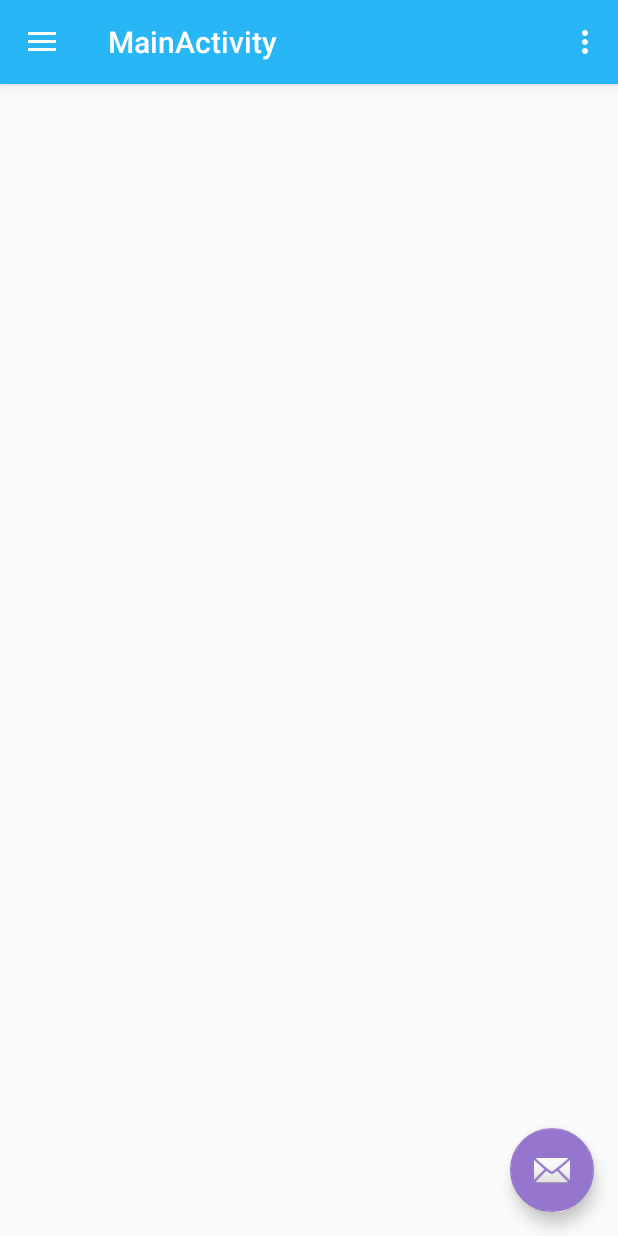
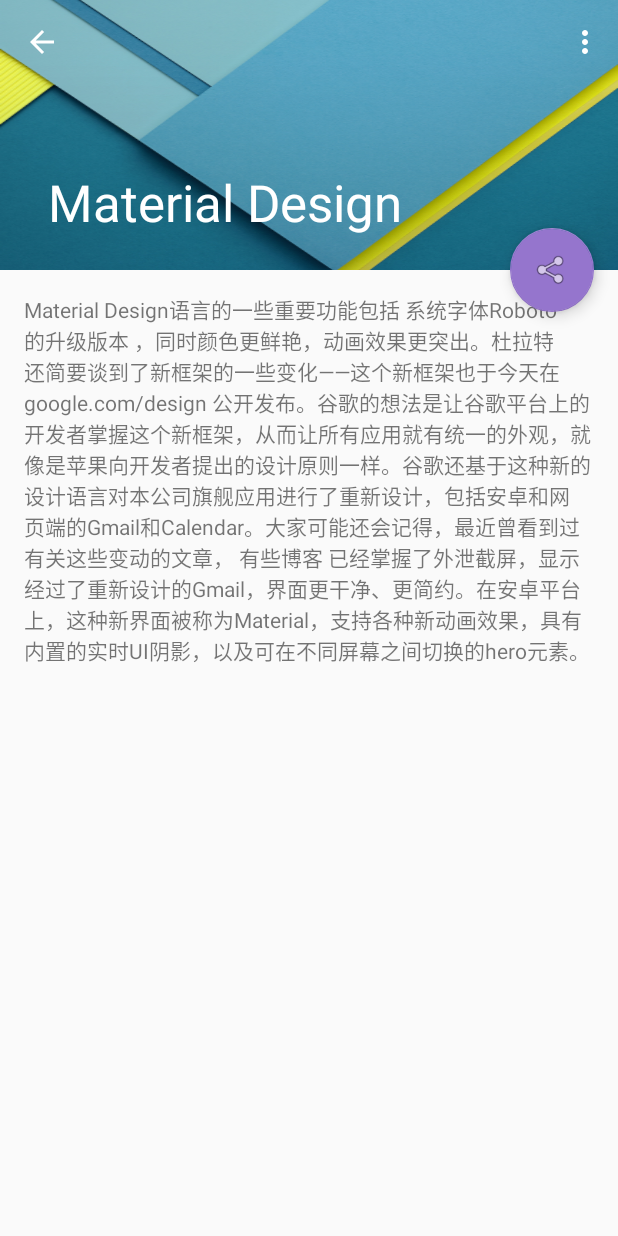
Before and after one commit to govindtank/SwDesign, an Android app: the MainActivity screen opened directly, with no data from a screen before it, in the side drawer, after a tap on "Scrolling", on a phone screen of 412 x 824 dp. Run offline under Robolectric (Android 15) with nearby library versions, the phone set to English and light mode, and no system bars; our stand-ins replace RxJava.

```diff
--- a/app/src/main/java/com/swensun/swdesign/ui/MainActivity.kt
+++ b/app/src/main/java/com/swensun/swdesign/ui/MainActivity.kt
@@ -11,6 +11,9 @@ import android.support.v7.app.AppCompatActivity
 import android.view.Menu
 import android.view.MenuItem
 import com.swensun.swdesign.R
+import com.swensun.swdesign.ui.bottom.BottomNavigationActivity
+import com.swensun.swdesign.ui.recycler.RecyclerViewActivity
+import com.swensun.swdesign.ui.scroll.ScrollingIntroActivity
 import kotlinx.android.synthetic.main.activity_main.*
 import kotlinx.android.synthetic.main.app_bar_main.*
 import kotlinx.android.synthetic.main.nav_header_main.view.*
@@ -69,7 +72,12 @@ class MainActivity : AppCompatActivity(), NavigationView.OnNavigationItemSelecte
             R.id.nav_recycler_view -> {
                 startActivity(Intent(this, RecyclerViewActivity::class.java))
             }
-            R.id.nav_scroll -> {}
+            R.id.nav_scroll -> {
+                startActivity(Intent(this, ScrollingIntroActivity::class.java))
+            }
+            R.id.nav_bottom_navigation -> {
+                startActivity(Intent(this, BottomNavigationActivity::class.java))
+            }
         }
         drawer_layout.closeDrawer(GravityCompat.START)
         return true
--- a/app/src/main/java/com/swensun/swdesign/ui/RecyclerViewActivity.kt
+++ b/app/src/main/java/com/swensun/swdesign/ui/recycler/RecyclerViewActivity.kt
@@ -1,4 +1,4 @@
-package com.swensun.swdesign.ui
+package com.swensun.swdesign.ui.recycler
 
 import android.os.Bundle
 import android.support.design.widget.Snackbar
--- a/app/src/main/java/com/swensun/swdesign/ui/RecyclerViewAdapter.kt
+++ b/app/src/main/java/com/swensun/swdesign/ui/recycler/RecyclerViewAdapter.kt
@@ -1,4 +1,4 @@
-package com.swensun.swdesign.ui
+package com.swensun.swdesign.ui.recycler
 
 import android.app.Activity
 import android.app.ActivityOptions
@@ -12,6 +12,7 @@ import android.widget.ImageView
 import android.widget.TextView
 import com.bumptech.glide.Glide
 import com.swensun.swdesign.R
+import com.swensun.swdesign.ui.recycler.ScrollingActivity
 
 /**
  * Created by swensun on 2017/8/12.
--- a/app/src/main/java/com/swensun/swdesign/ui/ScrollingActivity.kt
+++ b/app/src/main/java/com/swensun/swdesign/ui/recycler/ScrollingActivity.kt
@@ -1,4 +1,4 @@
-package com.swensun.swdesign.ui
+package com.swensun.swdesign.ui.recycler
 
 import android.os.Bundle
 import android.support.v7.app.AppCompatActivity
--- /dev/null
+++ b/app/src/main/java/com/swensun/swdesign/ui/scroll/ScrollingIntroActivity.kt
@@ -0,0 +1,46 @@
+package com.swensun.swdesign.ui.scroll
+
+import android.content.Intent
+import android.os.Bundle
+import android.support.v7.app.AppCompatActivity
+import android.view.Menu
+import android.view.WindowManager
+import com.bumptech.glide.Glide
+import com.swensun.swdesign.R
+import kotlinx.android.synthetic.main.activity_scrolling_intro.*
+
+class ScrollingIntroActivity : AppCompatActivity() {
+
+    override fun onCreate(savedInstanceState: Bundle?) {
+        super.onCreate(savedInstanceState)
+        window.addFlags(WindowManager.LayoutParams.FLAG_TRANSLUCENT_STATUS)
+        setContentView(R.layout.activity_scrolling_intro)
+        setSupportActionBar(toolbar)
+        supportActionBar?.let {
+            it.setDisplayHomeAsUpEnabled(true)
+        }
+
+
+
+        fab.setOnClickListener {
+            //share
+            val share_intent = Intent()
+            share_intent.type = "text/plain"
+            share_intent.action = Intent.ACTION_SEND
+            share_intent.putExtra(Intent.EXTRA_SUBJECT, "material demo title")//添加分享内容标题
+            share_intent.putExtra(Intent.EXTRA_TEXT, "material demo content")//添加分享内容
+            startActivity(Intent.createChooser(share_intent, "分享至"))
+        }
+
+        setView()
+    }
+
+    private fun setView() {
+        Glide.with(this).load(R.drawable.icon_scroll_intro).into(scroll_intro_image_view)
+    }
+
+    override fun onCreateOptionsMenu(menu: Menu?): Boolean {
+        menuInflater.inflate(R.menu.menu_scrolling_intro, menu)
+        return true
+    }
+}
--- /dev/null
+++ b/app/src/main/res/layout/activity_scrolling_intro.xml
@@ -0,0 +1,56 @@
+<?xml version="1.0" encoding="utf-8"?>
+<android.support.design.widget.CoordinatorLayout
+    xmlns:android="http://schemas.android.com/apk/res/android"
+    xmlns:app="http://schemas.android.com/apk/res-auto"
+    xmlns:tools="http://schemas.android.com/tools"
+    android:layout_width="match_parent"
+    android:layout_height="match_parent"
+    android:fitsSystemWindows="true"
+    tools:context="com.swensun.swdesign.ui.scroll.ScrollingIntroActivity">
+
+    <android.support.design.widget.AppBarLayout
+        android:id="@+id/app_bar"
+        android:layout_width="match_parent"
+        android:layout_height="@dimen/app_bar_height"
+        android:fitsSystemWindows="true"
+        android:theme="@style/AppTheme.AppBarOverlay">
+
+        <android.support.design.widget.CollapsingToolbarLayout
+            android:id="@+id/toolbar_layout"
+            android:layout_width="match_parent"
+            android:layout_height="match_parent"
+            android:fitsSystemWindows="true"
+            app:contentScrim="?attr/colorPrimary"
+            app:layout_scrollFlags="scroll|exitUntilCollapsed">
+
+            <ImageView
+                android:id="@+id/scroll_intro_image_view"
+                android:layout_width="match_parent"
+                android:layout_height="match_parent"
+                android:scaleType="fitXY"
+                android:fitsSystemWindows="true"
+                app:layout_collapseMode="pin"
+                />
+
+            <android.support.v7.widget.Toolbar
+                android:id="@+id/toolbar"
+                android:layout_width="match_parent"
+                android:layout_height="?attr/actionBarSize"
+                app:layout_collapseMode="pin"
+                app:popupTheme="@style/AppTheme.PopupOverlay"/>
+
+        </android.support.design.widget.CollapsingToolbarLayout>
+    </android.support.design.widget.AppBarLayout>
+
+    <include layout="@layout/content_scrolling_intro"/>
+
+    <android.support.design.widget.FloatingActionButton
+        android:id="@+id/fab"
+        android:layout_width="wrap_content"
+        android:layout_height="wrap_content"
+        android:layout_margin="@dimen/fab_margin"
+        app:layout_anchor="@id/app_bar"
+        app:layout_anchorGravity="bottom|end"
+        app:srcCompat="@android:drawable/ic_menu_share"/>
+
+</android.support.design.widget.CoordinatorLayout>
--- /dev/null
+++ b/app/src/main/res/layout/content_scrolling_intro.xml
@@ -0,0 +1,17 @@
+<?xml version="1.0" encoding="utf-8"?>
+<android.support.v4.widget.NestedScrollView
+    xmlns:android="http://schemas.android.com/apk/res/android"
+    xmlns:app="http://schemas.android.com/apk/res-auto"
+    xmlns:tools="http://schemas.android.com/tools"
+    android:layout_width="match_parent"
+    android:layout_height="match_parent"
+    app:layout_behavior="@string/appbar_scrolling_view_behavior"
+    tools:context="com.swensun.swdesign.ui.scroll.ScrollingIntroActivity"
+    tools:showIn="@layout/activity_scrolling_intro">
+
+    <TextView
+        android:layout_width="wrap_content"
+        android:layout_height="wrap_content"
+        android:layout_margin="@dimen/text_margin"
+        android:text="@string/large_text"/>
+</android.support.v4.widget.NestedScrollView>
--- a/app/src/main/res/layout/view_normal_item.xml
+++ b/app/src/main/res/layout/view_normal_item.xml
@@ -1,6 +1,7 @@
 <?xml version="1.0" encoding="utf-8"?>
 <android.support.v7.widget.CardView
     xmlns:android="http://schemas.android.com/apk/res/android"
+    xmlns:tools="http://schemas.android.com/tools"
     android:layout_width="match_parent"
     android:layout_height="wrap_content"
     android:layout_margin="8dp"
@@ -23,7 +24,6 @@
             android:foreground="?attr/selectableItemBackground"
             android:background="@color/colorAccent"
             app:layout_constraintLeft_toLeftOf="parent"
-            app:layout_constraintBottom_toTopOf="parent"
             app:layout_constraintBottom_toBottomOf="parent"
             android:transitionName="shareView"
 
@@ -40,7 +40,6 @@
             app:layout_constraintTop_toTopOf="parent"
             app:layout_constraintLeft_toRightOf="@+id/view_recycler_image"
             app:layout_constraintBottom_toBottomOf="parent"/>
-
     </android.support.constraint.ConstraintLayout>
 
 </android.support.v7.widget.CardView>
--- /dev/null
+++ b/app/src/main/res/menu/menu_scrolling_intro.xml
@@ -0,0 +1,10 @@
+<menu xmlns:android="http://schemas.android.com/apk/res/android"
+      xmlns:app="http://schemas.android.com/apk/res-auto"
+      xmlns:tools="http://schemas.android.com/tools"
+      tools:context="com.swensun.swdesign.ui.scroll.ScrollingIntroActivity">
+    <item
+        android:id="@+id/action_settings"
+        android:orderInCategory="100"
+        android:title="@string/action_settings"
+        app:showAsAction="never"/>
+</menu>
--- a/app/src/main/res/values/strings.xml
+++ b/app/src/main/res/values/strings.xml
@@ -28,5 +28,10 @@
     <string name="login_tips">请输入电话或者邮箱</string>
     <string name="password_tips">请输入密码</string>
     <string name="title_activity_recycler_view">RecyclerViewActivity</string>
+    <string name="title_activity_scrolling_intro">ScrollingIntroActivity</string>
+    <string name="large_text">
+        Material Design语言的一些重要功能包括 系统字体Roboto的升级版本 ，同时颜色更鲜艳，动画效果更突出。杜拉特还简要谈到了新框架的一些变化——这个新框架也于今天在 google.com/design 公开发布。谷歌的想法是让谷歌平台上的开发者掌握这个新框架，从而让所有应用就有统一的外观，就像是苹果向开发者提出的设计原则一样。谷歌还基于这种新的设计语言对本公司旗舰应用进行了重新设计，包括安卓和网页端的Gmail和Calendar。大家可能还会记得，最近曾看到过有关这些变动的文章， 有些博客 已经掌握了外泄截屏，显示经过了重新设计的Gmail，界面更干净、更简约。在安卓平台上，这种新界面被称为Material，支持各种新动画效果，具有内置的实时UI阴影，以及可在不同屏幕之间切换的hero元素。
+    </string>
+    <string name="title_activity_bottom_navigation">BottomNavigationActivity</string>
 
 </resources>
--- a/app/src/main/res/values/styles.xml
+++ b/app/src/main/res/values/styles.xml
@@ -29,8 +29,8 @@
         <item name="android:windowTranslucentStatus">true</item>
     </style>
 
-    <style name="AppTheme.AppBarOverlay" parent="ThemeOverlay.AppCompat.Dark.ActionBar" />
+    <style name="AppTheme.AppBarOverlay" parent="ThemeOverlay.AppCompat.Dark.ActionBar"/>
 
-    <style name="AppTheme.PopupOverlay" parent="Base.ThemeOverlay.AppCompat.Light" />
+    <style name="AppTheme.PopupOverlay" parent="Base.ThemeOverlay.AppCompat.Light"/>
 
 </resources>
```
Also changed, not shown: app/src/main/AndroidManifest.xml (+32 -26 lines), app/src/main/java/com/swensun/swdesign/ui/bottom/BottomNavigationActivity.kt (added, +37 -0 lines), app/src/main/res/layout/activity_bottom_navigation.xml (added, +38 -0 lines), app/src/main/res/menu/navigation.xml (added, +19 -0 lines), app/src/main/res/drawable-xxhdpi/ic_bookmark_border_black_24dp.png (added), app/src/main/res/drawable-xxhdpi/ic_favorite_border_black_24dp.png (added), app/src/main/res/drawable-xxhdpi/icon_scroll_intro.jpg (added).
